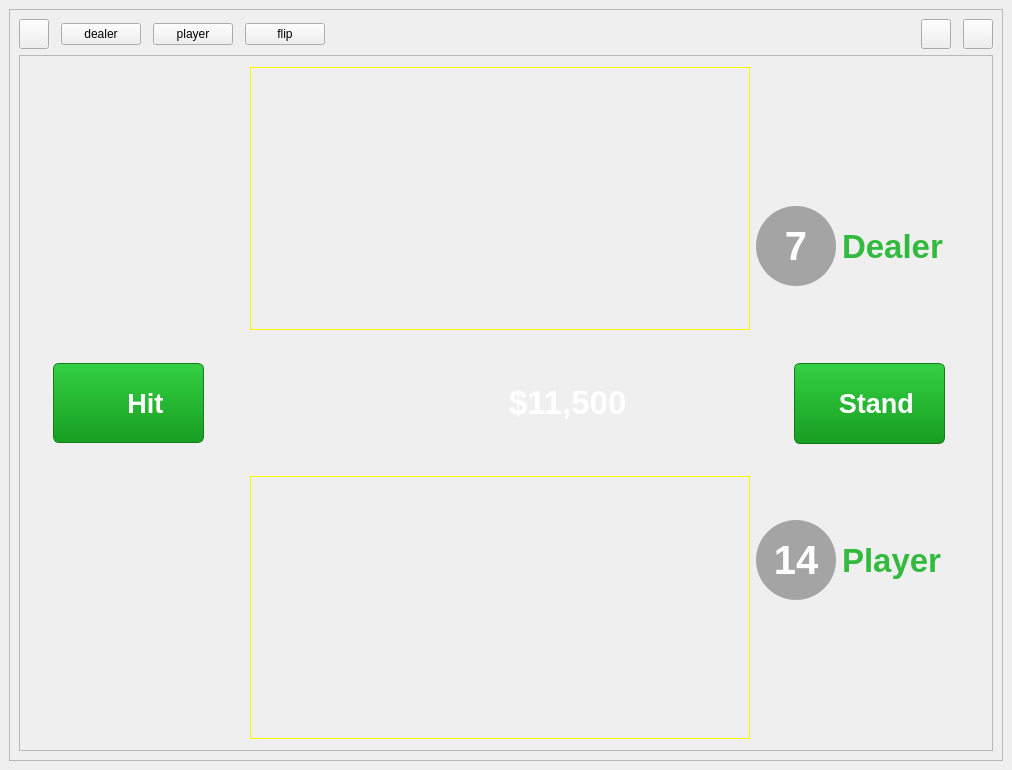
Above: src/presentation/widgets/MainWindow/mainwindow.ui from OlexandrNikolaiev/BlackJack_GUI before the change. Below: the same form after it.
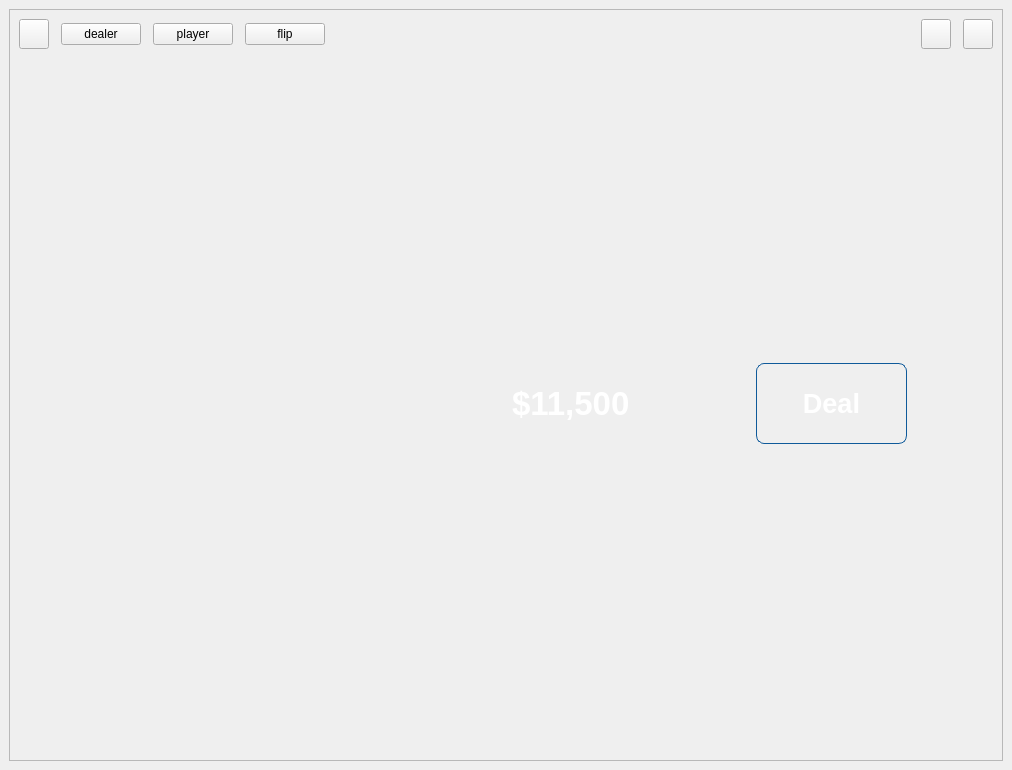
That is the form after the change. The open tabs and pages were chosen to show the change. Icons and pictures are not drawn. Custom widgets are drawn as their Qt base class.

Commit message: added stackedWidget for states, welcome page, all-in feature, balance manager

What changed in the file:
```diff
--- a/src/presentation/widgets/MainWindow/mainwindow.ui
+++ b/src/presentation/widgets/MainWindow/mainwindow.ui
@@ -30,21 +30,6 @@
     </size>
    </property>
    <layout class="QGridLayout" name="gridLayout">
-    <property name="leftMargin">
-     <number>9</number>
-    </property>
-    <property name="topMargin">
-     <number>9</number>
-    </property>
-    <property name="rightMargin">
-     <number>9</number>
-    </property>
-    <property name="bottomMargin">
-     <number>9</number>
-    </property>
-    <property name="spacing">
-     <number>0</number>
-    </property>
     <item row="0" column="0">
      <widget class="DraggableFrame" name="MainFrame">
       <property name="cursor">
@@ -63,7 +48,7 @@
       <property name="frameShadow">
        <enum>QFrame::Raised</enum>
       </property>
-      <layout class="QGridLayout" name="gridLayout_4">
+      <layout class="QGridLayout" name="gridLayout_2">
        <item row="0" column="0">
         <layout class="QHBoxLayout" name="horizontalLayout">
          <property name="spacing">
@@ -206,6 +191,158 @@
         </layout>
        </item>
        <item row="1" column="0">
+        <widget class="SlidingStackedWidget" name="stackedWidget">
+         <property name="styleSheet">
+          <string notr="true">background:transparent;</string>
+         </property>
+         <widget class="QWidget" name="welcome">
+          <layout class="QGridLayout" name="gridLayout_5">
+           <item row="3" column="2">
+            <spacer name="verticalSpacer">
+             <property name="orientation">
+              <enum>Qt::Vertical</enum>
+             </property>
+             <property name="sizeHint" stdset="0">
+              <size>
+               <width>20</width>
+               <height>83</height>
+              </size>
+             </property>
+            </spacer>
+           </item>
+           <item row="2" column="2">
+            <widget class="QToolButton" name="playButton">
+             <property name="minimumSize">
+              <size>
+               <width>151</width>
+               <height>81</height>
+              </size>
+             </property>
+             <property name="maximumSize">
+              <size>
+               <width>151</width>
+               <height>81</height>
+              </size>
+             </property>
+             <property name="font">
+              <font>
+               <pointsize>20</pointsize>
+               <bold>true</bold>
+              </font>
+             </property>
+             <property name="cursor">
+              <cursorShape>PointingHandCursor</cursorShape>
+             </property>
+             <property name="styleSheet">
+              <string notr="true">QToolButton {
+    background: qlineargradient(x1:0, y1:0, x2:0, y2:1, 
+        stop:0 #1e90ff, 
+        stop:0.5 #4169e1, 
+        stop:1 #104e8b);
+    
+    border: 1px solid #0f5a9a;
+    border-radius: 8px;
+    color: white;
+    padding: 6px 12px;
+    text-align: center;
+
+}
+
+QToolButton:hover {
+    background: qlineargradient(x1:0, y1:0, x2:0, y2:1, 
+        stop:0 #4ea8ff, 
+        stop:0.5 #5a9fff, 
+        stop:1 #1a75d2);
+}
+
+QToolButton:pressed {
+    background: qlineargradient(x1:0, y1:0, x2:0, y2:1, 
+        stop:0 #1a69c1, 
+        stop:0.5 #2a7fd5, 
+        stop:1 #0f4e8b);
+}
+</string>
+             </property>
+             <property name="text">
+              <string>Play</string>
+             </property>
+             <property name="iconSize">
+              <size>
+               <width>36</width>
+               <height>36</height>
+              </size>
+             </property>
+             <property name="toolButtonStyle">
+              <enum>Qt::ToolButtonTextBesideIcon</enum>
+             </property>
+            </widget>
+           </item>
+           <item row="1" column="0">
+            <spacer name="horizontalSpacer_4">
+             <property name="orientation">
+              <enum>Qt::Horizontal</enum>
+             </property>
+             <property name="sizeHint" stdset="0">
+              <size>
+               <width>270</width>
+               <height>20</height>
+              </size>
+             </property>
+            </spacer>
+           </item>
+           <item row="1" column="4">
+            <spacer name="horizontalSpacer_5">
+             <property name="orientation">
+              <enum>Qt::Horizontal</enum>
+             </property>
+             <property name="sizeHint" stdset="0">
+              <size>
+               <width>269</width>
+               <height>20</height>
+              </size>
+             </property>
+            </spacer>
+           </item>
+           <item row="0" column="2">
+            <spacer name="verticalSpacer_2">
+             <property name="orientation">
+              <enum>Qt::Vertical</enum>
+             </property>
+             <property name="sizeHint" stdset="0">
+              <size>
+               <width>20</width>
+               <height>83</height>
+              </size>
+             </property>
+            </spacer>
+           </item>
+           <item row="1" column="1" colspan="3">
+            <widget class="QLabel" name="welcomeLabel">
+             <property name="minimumSize">
+              <size>
+               <width>341</width>
+               <height>341</height>
+              </size>
+             </property>
+             <property name="maximumSize">
+              <size>
+               <width>341</width>
+               <height>341</height>
+              </size>
+             </property>
+             <property name="styleSheet">
+              <string notr="true">border-image: url(:/images/res/images/welcom_image.png);</string>
+             </property>
+             <property name="text">
+              <string/>
+             </property>
+            </widget>
+           </item>
+          </layout>
+         </widget>
+         <widget class="QWidget" name="game">
+          <layout class="QGridLayout" name="gridLayout_8">
+           <item row="0" column="0">
         <widget class="QFrame" name="frame_2">
          <property name="frameShape">
           <enum>QFrame::StyledPanel</enum>
@@ -215,7 +352,7 @@
          </property>
          <layout class="QHBoxLayout" name="horizontalLayout_5">
           <item>
-           <layout class="QGridLayout" name="gridLayout_3">
+               <layout class="QGridLayout" name="gridLayout_6">
             <item row="2" column="1">
              <spacer name="verticalSpacer_4">
               <property name="orientation">
@@ -457,7 +594,7 @@
            </layout>
           </item>
           <item>
-           <layout class="QGridLayout" name="gridLayout_5">
+               <layout class="QGridLayout" name="gridLayout_7">
             <item row="0" column="0">
              <layout class="QVBoxLayout" name="verticalLayout">
               <item>
@@ -547,7 +684,7 @@
              </layout>
             </item>
             <item row="1" column="0">
-             <layout class="QGridLayout" name="gridLayout_2">
+                 <layout class="QGridLayout" name="gridLayout_9">
               <item row="1" column="0">
                <spacer name="horizontalSpacer_14">
                 <property name="orientation">
@@ -562,7 +699,7 @@
                </spacer>
               </item>
               <item row="0" column="1">
-               <spacer name="verticalSpacer_2">
+                   <spacer name="verticalSpacer_5">
                 <property name="orientation">
                  <enum>Qt::Vertical</enum>
                 </property>
@@ -637,7 +774,7 @@
                </widget>
               </item>
               <item row="2" column="1">
-               <spacer name="verticalSpacer">
+                   <spacer name="verticalSpacer_7">
                 <property name="orientation">
                  <enum>Qt::Vertical</enum>
                 </property>
@@ -738,7 +875,7 @@
                </layout>
               </item>
               <item>
-               <spacer name="verticalSpacer_5">
+                   <spacer name="verticalSpacer_8">
                 <property name="orientation">
                  <enum>Qt::Vertical</enum>
                 </property>
@@ -755,6 +892,299 @@
            </layout>
           </item>
          </layout>
+            </widget>
+           </item>
+          </layout>
+         </widget>
+         <widget class="QWidget" name="betting">
+          <layout class="QGridLayout" name="gridLayout_3">
+           <property name="leftMargin">
+            <number>0</number>
+           </property>
+           <property name="topMargin">
+            <number>0</number>
+           </property>
+           <property name="rightMargin">
+            <number>0</number>
+           </property>
+           <property name="bottomMargin">
+            <number>0</number>
+           </property>
+           <property name="spacing">
+            <number>0</number>
+           </property>
+           <item row="0" column="0">
+            <widget class="QFrame" name="frame_4">
+             <property name="frameShape">
+              <enum>QFrame::StyledPanel</enum>
+             </property>
+             <property name="frameShadow">
+              <enum>QFrame::Raised</enum>
+             </property>
+             <layout class="QGridLayout" name="gridLayout_13">
+              <property name="leftMargin">
+               <number>0</number>
+              </property>
+              <property name="topMargin">
+               <number>0</number>
+              </property>
+              <property name="rightMargin">
+               <number>0</number>
+              </property>
+              <property name="bottomMargin">
+               <number>0</number>
+              </property>
+              <property name="spacing">
+               <number>0</number>
+              </property>
+              <item row="0" column="2">
+               <layout class="QGridLayout" name="gridLayout_15">
+                <item row="0" column="0">
+                 <layout class="QVBoxLayout" name="verticalLayout_8">
+                  <item>
+                   <layout class="QHBoxLayout" name="horizontalLayout_17"/>
+                  </item>
+                 </layout>
+                </item>
+                <item row="1" column="0">
+                 <layout class="QGridLayout" name="gridLayout_16">
+                  <item row="0" column="1">
+                   <spacer name="verticalSpacer_16">
+                    <property name="orientation">
+                     <enum>Qt::Vertical</enum>
+                    </property>
+                    <property name="sizeHint" stdset="0">
+                     <size>
+                      <width>148</width>
+                      <height>36</height>
+                     </size>
+                    </property>
+                   </spacer>
+                  </item>
+                  <item row="1" column="0">
+                   <spacer name="horizontalSpacer_32">
+                    <property name="orientation">
+                     <enum>Qt::Horizontal</enum>
+                    </property>
+                    <property name="sizeHint" stdset="0">
+                     <size>
+                      <width>18</width>
+                      <height>20</height>
+                     </size>
+                    </property>
+                   </spacer>
+                  </item>
+                  <item row="1" column="1">
+                   <widget class="QToolButton" name="dealButton">
+                    <property name="minimumSize">
+                     <size>
+                      <width>151</width>
+                      <height>81</height>
+                     </size>
+                    </property>
+                    <property name="maximumSize">
+                     <size>
+                      <width>151</width>
+                      <height>81</height>
+                     </size>
+                    </property>
+                    <property name="font">
+                     <font>
+                      <pointsize>20</pointsize>
+                      <bold>true</bold>
+                     </font>
+                    </property>
+                    <property name="cursor">
+                     <cursorShape>PointingHandCursor</cursorShape>
+                    </property>
+                    <property name="styleSheet">
+                     <string notr="true">QToolButton {
+    background: qlineargradient(x1:0, y1:0, x2:0, y2:1, 
+        stop:0 #1e90ff, 
+        stop:0.5 #4169e1, 
+        stop:1 #104e8b);
+    
+    border: 1px solid #0f5a9a;
+    border-radius: 8px;
+    color: white;
+    padding: 6px 12px;
+    text-align: center;
+
+}
+
+QToolButton:hover {
+    background: qlineargradient(x1:0, y1:0, x2:0, y2:1, 
+        stop:0 #4ea8ff, 
+        stop:0.5 #5a9fff, 
+        stop:1 #1a75d2);
+}
+
+QToolButton:pressed {
+    background: qlineargradient(x1:0, y1:0, x2:0, y2:1, 
+        stop:0 #1a69c1, 
+        stop:0.5 #2a7fd5, 
+        stop:1 #0f4e8b);
+}
+</string>
+                    </property>
+                    <property name="text">
+                     <string>Deal</string>
+                    </property>
+                    <property name="iconSize">
+                     <size>
+                      <width>36</width>
+                      <height>36</height>
+                     </size>
+                    </property>
+                    <property name="toolButtonStyle">
+                     <enum>Qt::ToolButtonTextBesideIcon</enum>
+                    </property>
+                   </widget>
+                  </item>
+                  <item row="1" column="2">
+                   <spacer name="horizontalSpacer_33">
+                    <property name="orientation">
+                     <enum>Qt::Horizontal</enum>
+                    </property>
+                    <property name="sizeHint" stdset="0">
+                     <size>
+                      <width>18</width>
+                      <height>20</height>
+                     </size>
+                    </property>
+                   </spacer>
+                  </item>
+                  <item row="2" column="1">
+                   <spacer name="verticalSpacer_17">
+                    <property name="orientation">
+                     <enum>Qt::Vertical</enum>
+                    </property>
+                    <property name="sizeHint" stdset="0">
+                     <size>
+                      <width>20</width>
+                      <height>40</height>
+                     </size>
+                    </property>
+                   </spacer>
+                  </item>
+                 </layout>
+                </item>
+                <item row="2" column="0">
+                 <layout class="QVBoxLayout" name="verticalLayout_9">
+                  <item>
+                   <layout class="QHBoxLayout" name="horizontalLayout_18"/>
+                  </item>
+                 </layout>
+                </item>
+               </layout>
+              </item>
+              <item row="0" column="1">
+               <layout class="QVBoxLayout" name="verticalLayout_7">
+                <item>
+                 <layout class="QHBoxLayout" name="horizontalLayout_15">
+                  <item>
+                   <spacer name="horizontalSpacer_28">
+                    <property name="orientation">
+                     <enum>Qt::Horizontal</enum>
+                    </property>
+                    <property name="sizeHint" stdset="0">
+                     <size>
+                      <width>40</width>
+                      <height>20</height>
+                     </size>
+                    </property>
+                   </spacer>
+                  </item>
+                  <item>
+                   <widget class="BetStackWidget" name="betStackWidget_betting" native="true">
+                    <property name="minimumSize">
+                     <size>
+                      <width>130</width>
+                      <height>130</height>
+                     </size>
+                    </property>
+                    <property name="maximumSize">
+                     <size>
+                      <width>130</width>
+                      <height>130</height>
+                     </size>
+                    </property>
+                    <property name="cursor">
+                     <cursorShape>ArrowCursor</cursorShape>
+                    </property>
+                   </widget>
+                  </item>
+                  <item>
+                   <widget class="QLabel" name="betAmountLabel_betting">
+                    <property name="font">
+                     <font>
+                      <pointsize>25</pointsize>
+                      <bold>true</bold>
+                     </font>
+                    </property>
+                    <property name="styleSheet">
+                     <string notr="true">color: rgb(255, 255, 255);</string>
+                    </property>
+                    <property name="text">
+                     <string>$11,500</string>
+                    </property>
+                   </widget>
+                  </item>
+                  <item>
+                   <spacer name="horizontalSpacer_29">
+                    <property name="orientation">
+                     <enum>Qt::Horizontal</enum>
+                    </property>
+                    <property name="sizeHint" stdset="0">
+                     <size>
+                      <width>40</width>
+                      <height>20</height>
+                     </size>
+                    </property>
+                   </spacer>
+                  </item>
+                 </layout>
+                </item>
+               </layout>
+              </item>
+              <item row="0" column="0">
+               <layout class="QGridLayout" name="gridLayout_14">
+                <item row="0" column="0">
+                 <spacer name="horizontalSpacer_24">
+                  <property name="orientation">
+                   <enum>Qt::Horizontal</enum>
+                  </property>
+                  <property name="sizeHint" stdset="0">
+                   <size>
+                    <width>40</width>
+                    <height>20</height>
+                   </size>
+                  </property>
+                 </spacer>
+                </item>
+                <item row="0" column="1">
+                 <spacer name="horizontalSpacer_25">
+                  <property name="orientation">
+                   <enum>Qt::Horizontal</enum>
+                  </property>
+                  <property name="sizeType">
+                   <enum>QSizePolicy::Fixed</enum>
+                  </property>
+                  <property name="sizeHint" stdset="0">
+                   <size>
+                    <width>40</width>
+                    <height>20</height>
+                   </size>
+                  </property>
+                 </spacer>
+                </item>
+               </layout>
+              </item>
+             </layout>
+            </widget>
+           </item>
+          </layout>
+         </widget>
         </widget>
        </item>
       </layout>
@@ -782,6 +1212,12 @@
    <header>E:\qt_projects\BJGUI\src\Presentation\Widgets\Hand\handwidget.h</header>
    <container>1</container>
   </customwidget>
+  <customwidget>
+   <class>SlidingStackedWidget</class>
+   <extends>QStackedWidget</extends>
+   <header>E:\qt_projects\BJGUI\src\Presentation\CustomWidgets\SlidingStackedWidget\slidingstackedwidget.h</header>
+   <container>1</container>
+  </customwidget>
  </customwidgets>
  <resources>
   <include location="../../../../res.qrc"/>
```
Left out of the diff: 11 changed lines with no effect on the pictures. Lines whose indentation alone changed are shown as unchanged. The commit also changes 17 other files.
